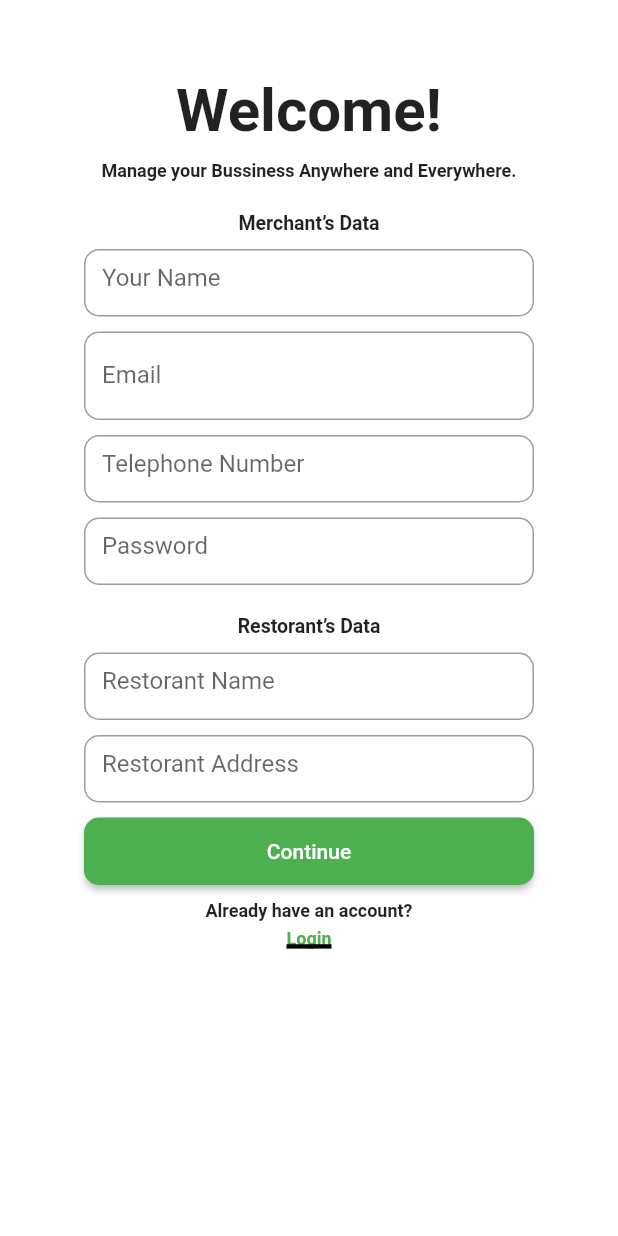
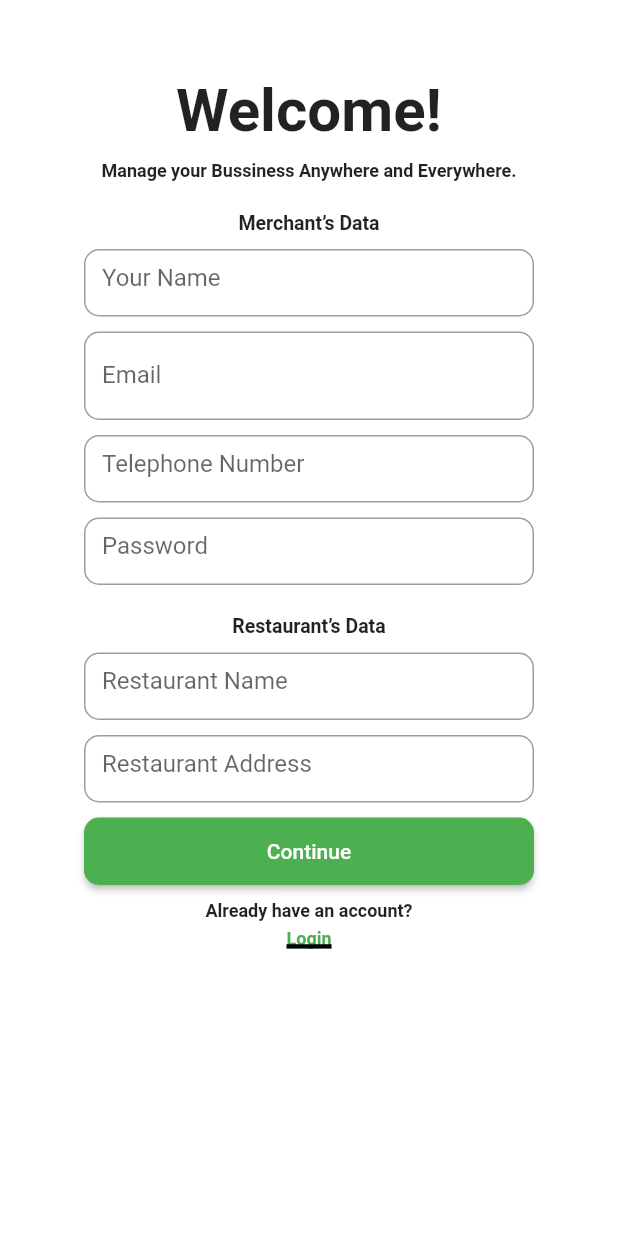
Before and after one commit to Lejhat-Bergijhi/veggytably-merchant, a Flutter app: the screen it shows after launch, after a tap on "Sign Up", on a phone screen of 412 x 824 dp. Run offline on Flutter 3.47's test engine with Material 2 defaults, Android fonts, the phone set to English and light mode, and no system bars; our stand-ins replace email_validator, flutter_secure_storage, get; network calls fail.

Commit message:
obscure password text field and fix typo

```diff
--- a/lib/views/login_page.dart
+++ b/lib/views/login_page.dart
@@ -67,12 +67,17 @@ class LoginPage extends StatelessWidget {
 
             // Input Password
             Container(
-              width: 300,
-              child: InputTextField(
-                passwordController,
-                'Password',
-              ),
-            ),
+                width: 300,
+                child: TextField(
+                  controller: passwordController,
+                  obscureText: true,
+                  decoration: InputDecoration(
+                    hintText: "Password",
+                    border: OutlineInputBorder(
+                      borderRadius: BorderRadius.circular(10),
+                    ),
+                  ),
+                )),
             SizedBox(height: 10),
 
             // Login button
--- a/lib/views/signup_page.dart
+++ b/lib/views/signup_page.dart
@@ -70,7 +70,9 @@ class _SignUpPageState extends State<SignUpPage> {
               child: TextFormField(
                 controller: emailController,
                 autovalidateMode: AutovalidateMode.onUserInteraction,
-                validator: (value) => EmailValidator.validate(value!) ? null : "Please enter a valid email",
+                validator: (value) => EmailValidator.validate(value!)
+                    ? null
+                    : "Please enter a valid email",
                 decoration: InputDecoration(
                   labelText: 'Email',
                   border: OutlineInputBorder(
@@ -93,11 +95,22 @@ class _SignUpPageState extends State<SignUpPage> {
             Container(
               width: 300,
               height: 45,
-              child: InputTextField(passwordController, "Password"),
+              child: Container(
+                  width: 300,
+                  child: TextField(
+                    controller: passwordController,
+                    obscureText: true,
+                    decoration: InputDecoration(
+                      hintText: "Password",
+                      border: OutlineInputBorder(
+                        borderRadius: BorderRadius.circular(10),
+                      ),
+                    ),
+                  )),
             ),
             SizedBox(height: 20),
 
-            Text('Restorant’s Data',
+            Text('Restaurant’s Data',
                 style: TextStyle(
                   fontSize: 13,
                   fontWeight: FontWeight.bold,
@@ -109,7 +122,7 @@ class _SignUpPageState extends State<SignUpPage> {
               height: 45,
               child: InputTextField(
                 merchantUsernameController,
-                "Restorant Name",
+                "Restaurant Name",
               ),
             ),
             SizedBox(height: 10),
@@ -119,7 +132,7 @@ class _SignUpPageState extends State<SignUpPage> {
               height: 45,
               child: InputTextField(
                 addressController,
-                "Restorant Address",
+                "Restaurant Address",
               ),
             ),
             SizedBox(height: 10),
--- /dev/null
+++ b/lib/widgets/input_password.dart
@@ -0,0 +1,18 @@
+import 'package:flutter/src/widgets/framework.dart';
+import 'package:flutter/src/widgets/placeholder.dart';
+
+class InputPasswordField extends StatefulWidget {
+  const InputPasswordField({super.key});
+
+  @override
+  State<InputPasswordField> createState() => _InputPasswordFieldState();
+}
+
+class _InputPasswordFieldState extends State<InputPasswordField> {
+  bool _obscureText = true;
+
+  @override
+  Widget build(BuildContext context) {
+    return const Placeholder();
+  }
+}
```
